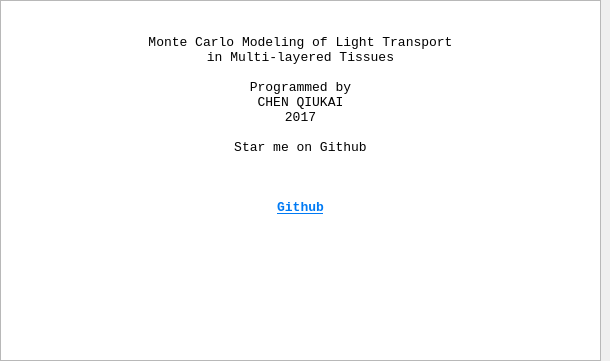
Old version of the form mainwidgets/about.ui in the repository SimonCqk/Photon_Propagation_Simulation.
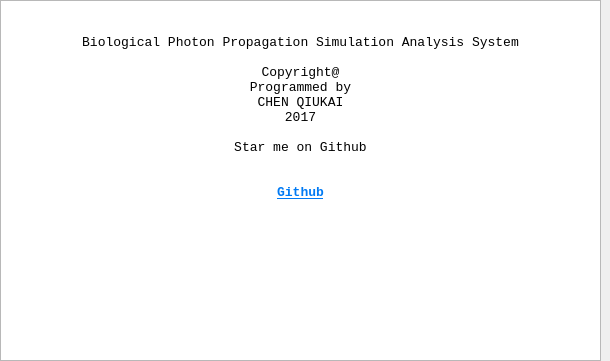
New version of the form.

What changed in the file:
```diff
--- a/mainwidgets/about.ui
+++ b/mainwidgets/about.ui
@@ -41,9 +41,9 @@
 &lt;/style&gt;&lt;/head&gt;&lt;body style=&quot; font-family:'Consolas'; font-size:10pt; font-weight:400; font-style:normal;&quot;&gt;
 &lt;p align=&quot;center&quot; style=&quot;-qt-paragraph-type:empty; margin-top:0px; margin-bottom:0px; margin-left:0px; margin-right:0px; -qt-block-indent:0; text-indent:0px;&quot;&gt;&lt;br /&gt;&lt;/p&gt;
 &lt;p align=&quot;center&quot; style=&quot;-qt-paragraph-type:empty; margin-top:0px; margin-bottom:0px; margin-left:0px; margin-right:0px; -qt-block-indent:0; text-indent:0px;&quot;&gt;&lt;br /&gt;&lt;/p&gt;
-&lt;p align=&quot;center&quot; style=&quot; margin-top:0px; margin-bottom:0px; margin-left:0px; margin-right:0px; -qt-block-indent:0; text-indent:0px;&quot;&gt;Monte Carlo Modeling of Light Transport&lt;/p&gt;
-&lt;p align=&quot;center&quot; style=&quot; margin-top:0px; margin-bottom:0px; margin-left:0px; margin-right:0px; -qt-block-indent:0; text-indent:0px;&quot;&gt;in Multi-layered Tissues&lt;/p&gt;
+&lt;p align=&quot;center&quot; style=&quot; margin-top:0px; margin-bottom:0px; margin-left:0px; margin-right:0px; -qt-block-indent:0; text-indent:0px;&quot;&gt;Biological Photon Propagation Simulation Analysis System&lt;/p&gt;
 &lt;p align=&quot;center&quot; style=&quot;-qt-paragraph-type:empty; margin-top:0px; margin-bottom:0px; margin-left:0px; margin-right:0px; -qt-block-indent:0; text-indent:0px;&quot;&gt;&lt;br /&gt;&lt;/p&gt;
+&lt;p align=&quot;center&quot; style=&quot; margin-top:0px; margin-bottom:0px; margin-left:0px; margin-right:0px; -qt-block-indent:0; text-indent:0px;&quot;&gt;Copyright@&lt;/p&gt;
 &lt;p align=&quot;center&quot; style=&quot; margin-top:0px; margin-bottom:0px; margin-left:0px; margin-right:0px; -qt-block-indent:0; text-indent:0px;&quot;&gt;Programmed by&lt;/p&gt;
 &lt;p align=&quot;center&quot; style=&quot; margin-top:0px; margin-bottom:0px; margin-left:0px; margin-right:0px; -qt-block-indent:0; text-indent:0px;&quot;&gt;CHEN QIUKAI&lt;/p&gt;
 &lt;p align=&quot;center&quot; style=&quot; margin-top:0px; margin-bottom:0px; margin-left:0px; margin-right:0px; -qt-block-indent:0; text-indent:0px;&quot;&gt;2017&lt;/p&gt;
@@ -51,7 +51,6 @@
 &lt;p align=&quot;center&quot; style=&quot; margin-top:0px; margin-bottom:0px; margin-left:0px; margin-right:0px; -qt-block-indent:0; text-indent:0px;&quot;&gt;Star me on Github&lt;/p&gt;
 &lt;p align=&quot;center&quot; style=&quot;-qt-paragraph-type:empty; margin-top:0px; margin-bottom:0px; margin-left:0px; margin-right:0px; -qt-block-indent:0; text-indent:0px;&quot;&gt;&lt;br /&gt;&lt;/p&gt;
 &lt;p style=&quot;-qt-paragraph-type:empty; margin-top:0px; margin-bottom:0px; margin-left:0px; margin-right:0px; -qt-block-indent:0; text-indent:0px;&quot;&gt;&lt;br /&gt;&lt;/p&gt;
-&lt;p style=&quot;-qt-paragraph-type:empty; margin-top:0px; margin-bottom:0px; margin-left:0px; margin-right:0px; -qt-block-indent:0; text-indent:0px;&quot;&gt;&lt;br /&gt;&lt;/p&gt;
 &lt;p align=&quot;center&quot; style=&quot; margin-top:0px; margin-bottom:0px; margin-left:0px; margin-right:0px; -qt-block-indent:0; text-indent:0px;&quot;&gt;&lt;a href=&quot;https://github.com/SimonCqk/Model_of_LightTransport&quot;&gt;&lt;span style=&quot; font-weight:600; text-decoration: underline; color:#007af4;&quot;&gt;Github&lt;/span&gt;&lt;/a&gt;&lt;/p&gt;&lt;/body&gt;&lt;/html&gt;</string>
    </property>
   </widget>
```
